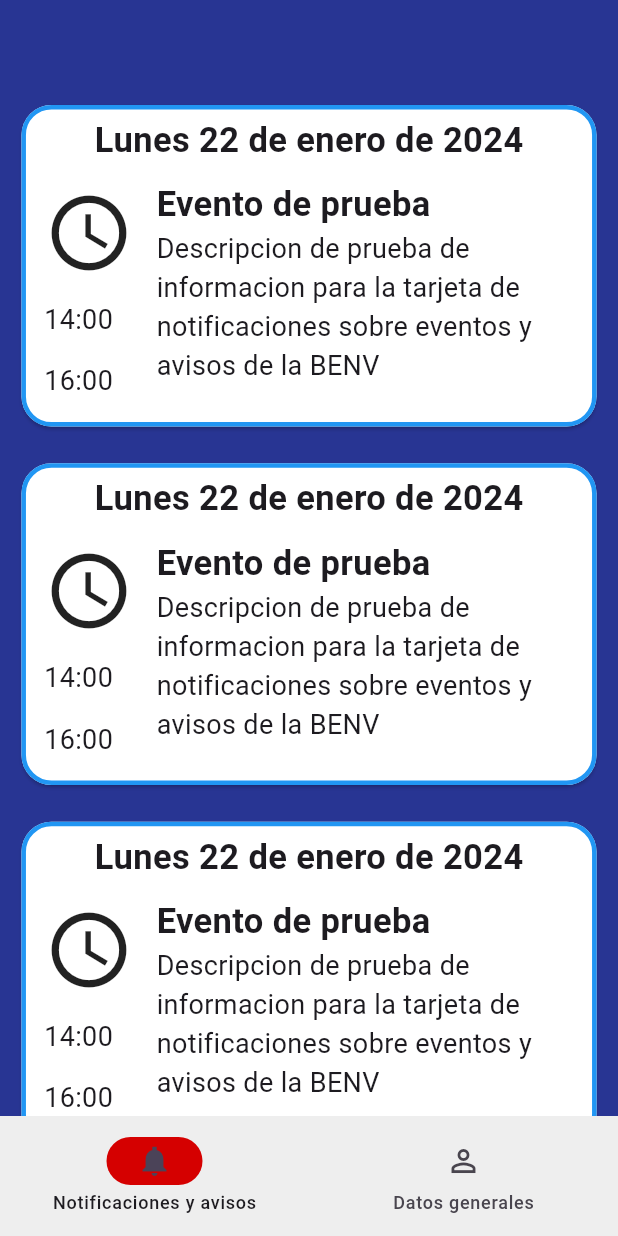
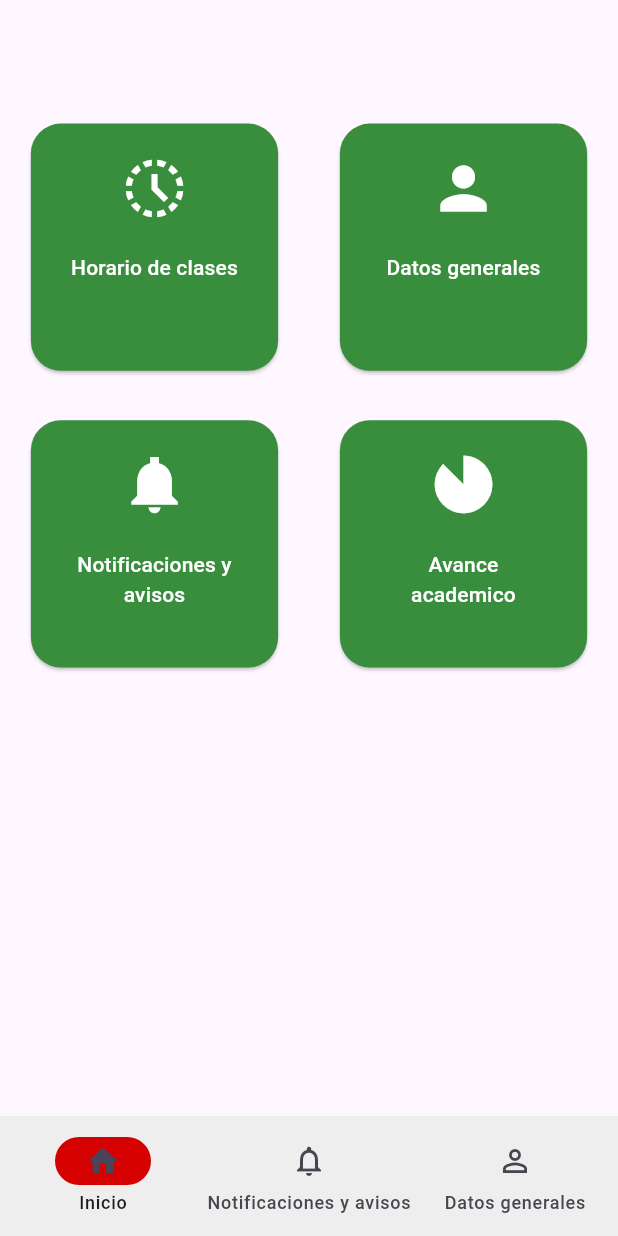
Before and after one commit to REV09/siabenv_ss, a Flutter app: the PrincipalPage screen opened directly, on a phone screen of 412 x 824 dp. Run offline on Flutter 3.47's test engine with Material 2 defaults, Android fonts, the phone set to English and light mode, and no system bars.

Commit message:
home page agregado con botones

```diff
--- a/lib/src/pages/general_information_page.dart
+++ /dev/null
@@ -1,13 +0,0 @@
-import 'package:flutter/material.dart';
-
-class GeneralInformation extends StatefulWidget {
-  @override
-  State<GeneralInformation> createState() => _GeneralInformation();
-}
-
-class _GeneralInformation extends State<GeneralInformation> {
-  @override
-  Widget build(BuildContext context) {
-    return Scaffold();
-  }
-}
--- /dev/null
+++ b/lib/src/pages/home_page.dart
@@ -0,0 +1,76 @@
+import 'package:flutter/material.dart';
+import 'package:mibenv/src/pages/widgets/option_button.dart';
+import 'package:mibenv/src/utils/responsive.dart';
+
+class HomePage extends StatefulWidget {
+  @override
+  State<HomePage> createState() => _HomePage();
+}
+
+class _HomePage extends State<HomePage> {
+  @override
+  Widget build(BuildContext context) {
+    Responsive responsive = Responsive(context);
+    return Center(
+      child: Column(
+        children: [
+          SizedBox(
+            height: responsive.hp(10),
+          ),
+          Row(
+            children: <Widget>[
+              SizedBox(
+                width: responsive.wp(5),
+              ),
+              Column(
+                children: <Widget>[
+                  OptionButton(
+                    width: responsive.wp(40),
+                    height: responsive.hp(20),
+                    icon: Icons.history_toggle_off_outlined,
+                    iconSize: responsive.dp(5),
+                    textButton: "Horario de clases",
+                  ),
+                  SizedBox(
+                    height: responsive.hp(4),
+                  ),
+                  OptionButton(
+                    width: responsive.wp(40),
+                    height: responsive.hp(20),
+                    icon: Icons.notifications_sharp,
+                    iconSize: responsive.dp(5),
+                    textButton: "Notificaciones y avisos",
+                  ),
+                ],
+              ),
+              SizedBox(
+                width: responsive.wp(10),
+              ),
+              Column(
+                children: <Widget>[
+                  OptionButton(
+                    width: responsive.wp(40),
+                    height: responsive.hp(20),
+                    icon: Icons.person,
+                    iconSize: responsive.dp(5),
+                    textButton: "Datos generales",
+                  ),
+                  SizedBox(
+                    height: responsive.hp(4),
+                  ),
+                  OptionButton(
+                    width: responsive.wp(40),
+                    height: responsive.hp(20),
+                    icon: Icons.incomplete_circle,
+                    iconSize: responsive.dp(5),
+                    textButton: "Avance academico",
+                  ),
+                ],
+              ),
+            ],
+          ),
+        ],
+      ),
+    );
+  }
+}
--- a/lib/src/pages/principal_page.dart
+++ b/lib/src/pages/principal_page.dart
@@ -1,4 +1,5 @@
 import 'package:flutter/material.dart';
+import 'package:mibenv/src/pages/home_page.dart';
 import 'package:mibenv/src/pages/widgets/general_information_card.dart';
 import 'package:mibenv/src/pages/widgets/notifications_card.dart';
 
@@ -98,6 +99,11 @@ class _PrincipalPage extends State<PrincipalPage> {
         selectedIndex: currentPageIndex,
         destinations: const <Widget>[
           NavigationDestination(
+            selectedIcon: Icon(Icons.home),
+            icon: Icon(Icons.home_outlined),
+            label: "Inicio",
+          ),
+          NavigationDestination(
             selectedIcon: Icon(Icons.notifications_sharp),
             icon: Icon(Icons.notifications_outlined),
             label: "Notificaciones y avisos",
@@ -110,6 +116,7 @@ class _PrincipalPage extends State<PrincipalPage> {
         ],
       ),
       body: <Widget>[
+        HomePage(),
         Container(
           color: Colors.indigo.shade800,
           alignment: Alignment.center,
--- /dev/null
+++ b/lib/src/pages/widgets/option_button.dart
@@ -0,0 +1,56 @@
+import 'package:flutter/material.dart';
+
+class OptionButton extends StatelessWidget {
+  final double width;
+  final double height;
+  final String textButton;
+  final IconData? icon;
+  final double? iconSize;
+
+  const OptionButton({
+    Key? key,
+    required this.width,
+    required this.height,
+    required this.textButton,
+    this.icon,
+    this.iconSize,
+  }) : super(key: key);
+
+  @override
+  Widget build(BuildContext context) {
+    return SizedBox(
+      width: width,
+      height: height,
+      child: ElevatedButton(
+        onPressed: () {},
+        style: ElevatedButton.styleFrom(
+            shape: RoundedRectangleBorder(
+              borderRadius: BorderRadius.circular(20),
+            ),
+            backgroundColor: Colors.green.shade700),
+        child: Column(
+          children: <Widget>[
+            const SizedBox(
+              height: 20,
+            ),
+            SizedBox(
+              child: Icon(
+                icon!,
+                size: iconSize,
+                color: Colors.white,
+              ),
+            ),
+            const SizedBox(
+              height: 20,
+            ),
+            Text(
+              textButton,
+              textAlign: TextAlign.center,
+              style: const TextStyle(color: Colors.white),
+            )
+          ],
+        ),
+      ),
+    );
+  }
+}
```
